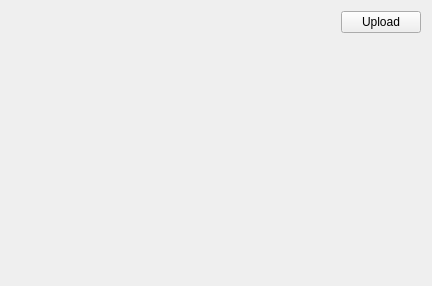
First picture: the form in src/chatbot/front-end/scorewidget.ui, repository lvklabs/chatbot, before the edit.
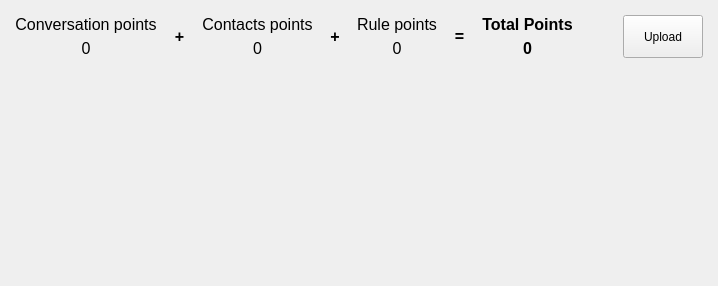
Second picture: the form after the edit. Icons and pictures are not drawn.

Patch:
```diff
--- a/src/chatbot/front-end/scorewidget.ui
+++ b/src/chatbot/front-end/scorewidget.ui
@@ -6,37 +6,236 @@
    <rect>
     <x>0</x>
     <y>0</y>
-    <width>432</width>
+    <width>718</width>
     <height>286</height>
    </rect>
   </property>
   <layout class="QGridLayout" name="gridLayout">
-   <item row="0" column="0" rowspan="2">
-    <widget class="QTextEdit" name="textEdit">
-     <property name="styleSheet">
-      <string notr="true">QTextEdit { 
-background:rgba(0,0,0,0); 
-}</string>
+   <property name="horizontalSpacing">
+    <number>10</number>
+   </property>
+   <property name="verticalSpacing">
+    <number>5</number>
+   </property>
+   <property name="margin">
+    <number>15</number>
+   </property>
+   <item row="2" column="2">
+    <widget class="QLabel" name="convPointsLabel">
+     <property name="font">
+      <font>
+       <pointsize>12</pointsize>
+       <weight>50</weight>
+       <bold>false</bold>
+      </font>
      </property>
-     <property name="frameShape">
-      <enum>QFrame::NoFrame</enum>
+     <property name="text">
+      <string>Conversation points</string>
      </property>
-     <property name="tabChangesFocus">
-      <bool>true</bool>
+     <property name="alignment">
+      <set>Qt::AlignCenter</set>
      </property>
-     <property name="readOnly">
-      <bool>true</bool>
+    </widget>
+   </item>
+   <item row="3" column="2">
+    <widget class="QLabel" name="convPointsValue">
+     <property name="font">
+      <font>
+       <pointsize>12</pointsize>
+       <weight>50</weight>
+       <bold>false</bold>
+      </font>
      </property>
+     <property name="text">
+      <string notr="true">0</string>
+     </property>
+     <property name="alignment">
+      <set>Qt::AlignCenter</set>
+     </property>
     </widget>
    </item>
-   <item row="0" column="1">
+   <item row="2" column="3" rowspan="2">
+    <widget class="QLabel" name="labelPlus2">
+     <property name="font">
+      <font>
+       <pointsize>12</pointsize>
+       <weight>75</weight>
+       <bold>true</bold>
+      </font>
+     </property>
+     <property name="text">
+      <string notr="true">+</string>
+     </property>
+     <property name="alignment">
+      <set>Qt::AlignCenter</set>
+     </property>
+    </widget>
+   </item>
+   <item row="2" column="9" rowspan="2">
+    <widget class="QLabel" name="labelEq">
+     <property name="font">
+      <font>
+       <pointsize>12</pointsize>
+       <weight>75</weight>
+       <bold>true</bold>
+      </font>
+     </property>
+     <property name="text">
+      <string notr="true">=</string>
+     </property>
+     <property name="alignment">
+      <set>Qt::AlignCenter</set>
+     </property>
+    </widget>
+   </item>
+   <item row="2" column="10">
+    <widget class="QLabel" name="totalPointsLabel">
+     <property name="font">
+      <font>
+       <pointsize>12</pointsize>
+       <weight>75</weight>
+       <bold>true</bold>
+      </font>
+     </property>
+     <property name="text">
+      <string>Total Points</string>
+     </property>
+     <property name="alignment">
+      <set>Qt::AlignCenter</set>
+     </property>
+    </widget>
+   </item>
+   <item row="3" column="10">
+    <widget class="QLabel" name="totalPointsValue">
+     <property name="font">
+      <font>
+       <pointsize>12</pointsize>
+       <weight>75</weight>
+       <bold>true</bold>
+      </font>
+     </property>
+     <property name="text">
+      <string notr="true">0</string>
+     </property>
+     <property name="alignment">
+      <set>Qt::AlignCenter</set>
+     </property>
+    </widget>
+   </item>
+   <item row="2" column="11" rowspan="2">
+    <spacer name="horizontalSpacer">
+     <property name="orientation">
+      <enum>Qt::Horizontal</enum>
+     </property>
+     <property name="sizeType">
+      <enum>QSizePolicy::Fixed</enum>
+     </property>
+     <property name="sizeHint" stdset="0">
+      <size>
+       <width>40</width>
+       <height>20</height>
+      </size>
+     </property>
+    </spacer>
+   </item>
+   <item row="2" column="12" rowspan="2">
     <widget class="QPushButton" name="uploadButton">
+     <property name="sizePolicy">
+      <sizepolicy hsizetype="Minimum" vsizetype="Expanding">
+       <horstretch>0</horstretch>
+       <verstretch>0</verstretch>
+      </sizepolicy>
+     </property>
+     <property name="font">
+      <font>
+       <weight>50</weight>
+       <bold>false</bold>
+      </font>
+     </property>
      <property name="text">
       <string>Upload</string>
      </property>
+     <property name="icon">
+      <iconset resource="../res/chatbot_theme.qrc">
+       <normaloff>:/icons/upload.png</normaloff>:/icons/upload.png</iconset>
+     </property>
+     <property name="iconSize">
+      <size>
+       <width>24</width>
+       <height>24</height>
+      </size>
+     </property>
     </widget>
    </item>
-   <item row="1" column="1">
+   <item row="2" column="6">
+    <widget class="QLabel" name="rulePointsLabel">
+     <property name="font">
+      <font>
+       <pointsize>12</pointsize>
+       <weight>50</weight>
+       <bold>false</bold>
+      </font>
+     </property>
+     <property name="text">
+      <string>Rule points</string>
+     </property>
+     <property name="alignment">
+      <set>Qt::AlignCenter</set>
+     </property>
+    </widget>
+   </item>
+   <item row="2" column="4">
+    <widget class="QLabel" name="contactsPointsLabel">
+     <property name="font">
+      <font>
+       <pointsize>12</pointsize>
+       <weight>50</weight>
+       <bold>false</bold>
+      </font>
+     </property>
+     <property name="text">
+      <string>Contacts points</string>
+     </property>
+     <property name="alignment">
+      <set>Qt::AlignCenter</set>
+     </property>
+    </widget>
+   </item>
+   <item row="3" column="4">
+    <widget class="QLabel" name="contactsPointsValue">
+     <property name="font">
+      <font>
+       <pointsize>12</pointsize>
+       <weight>50</weight>
+       <bold>false</bold>
+      </font>
+     </property>
+     <property name="text">
+      <string notr="true">0</string>
+     </property>
+     <property name="alignment">
+      <set>Qt::AlignCenter</set>
+     </property>
+    </widget>
+   </item>
+   <item row="2" column="5" rowspan="2">
+    <widget class="QLabel" name="labelPlus1">
+     <property name="font">
+      <font>
+       <pointsize>12</pointsize>
+       <weight>75</weight>
+       <bold>true</bold>
+      </font>
+     </property>
+     <property name="text">
+      <string notr="true">+</string>
+     </property>
+     <property name="alignment">
+      <set>Qt::AlignCenter</set>
+     </property>
+    </widget>
+   </item>
+   <item row="4" column="2">
     <spacer name="verticalSpacer">
      <property name="orientation">
       <enum>Qt::Vertical</enum>
@@ -49,6 +248,23 @@
      </property>
     </spacer>
    </item>
+   <item row="3" column="6">
+    <widget class="QLabel" name="rulePointsValue">
+     <property name="font">
+      <font>
+       <pointsize>12</pointsize>
+       <weight>50</weight>
+       <bold>false</bold>
+      </font>
+     </property>
+     <property name="text">
+      <string notr="true">0</string>
+     </property>
+     <property name="alignment">
+      <set>Qt::AlignCenter</set>
+     </property>
+    </widget>
+   </item>
   </layout>
  </widget>
  <resources/>
```
Left out of the diff: 4 changed lines with no effect on the pictures.
